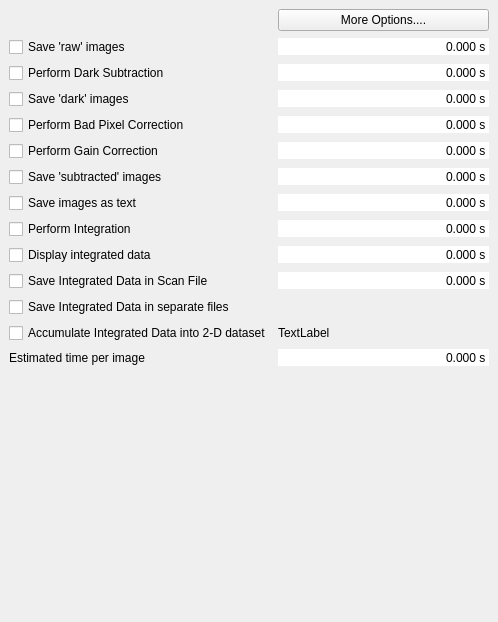
Qt form libraries/qxrdlib/qxrdcorrectiondialog.ui (guyjennings/qxrd) before a commit.
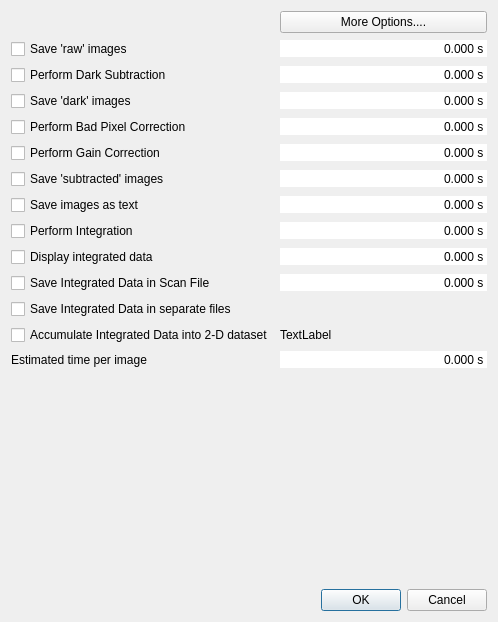
The same form after that commit.

Commit message: Convert QxrdCorrectionDialog into separate dialog and remove from QxrdWindow

```diff
--- a/libraries/qxrdlib/qxrdcorrectiondialog.ui
+++ b/libraries/qxrdlib/qxrdcorrectiondialog.ui
@@ -1,7 +1,7 @@
 <?xml version="1.0" encoding="UTF-8"?>
 <ui version="4.0">
  <class>QxrdCorrectionDialog</class>
- <widget class="QDockWidget" name="QxrdCorrectionDialog">
+ <widget class="QDialog" name="QxrdCorrectionDialog">
   <property name="geometry">
    <rect>
     <x>0</x>
@@ -13,16 +13,51 @@
   <property name="windowTitle">
    <string>&amp;Correction</string>
   </property>
-  <widget class="QWidget" name="dockWidgetContents">
-   <property name="sizePolicy">
-    <sizepolicy hsizetype="Preferred" vsizetype="Preferred">
-     <horstretch>0</horstretch>
-     <verstretch>0</verstretch>
-    </sizepolicy>
-   </property>
+  <layout class="QGridLayout" name="gridLayout_2">
+   <item row="0" column="0">
    <layout class="QGridLayout" name="gridLayout">
-    <item row="7" column="1">
-     <widget class="QDoubleSpinBox" name="m_SaveAsTextTime">
+     <item row="3" column="0">
+      <widget class="QCheckBox" name="m_PerformDark">
+       <property name="toolTip">
+        <string>Do dark subtraction as images are taken</string>
+       </property>
+       <property name="text">
+        <string>Perform Dark Subtraction </string>
+       </property>
+      </widget>
+     </item>
+     <item row="7" column="0">
+      <widget class="QCheckBox" name="m_SaveSubtracted">
+       <property name="toolTip">
+        <string>Save subtracted images as they are taken</string>
+       </property>
+       <property name="text">
+        <string>Save 'subtracted' images</string>
+       </property>
+      </widget>
+     </item>
+     <item row="13" column="0">
+      <widget class="QCheckBox" name="m_AccumulateIntegrated2D">
+       <property name="enabled">
+        <bool>true</bool>
+       </property>
+       <property name="toolTip">
+        <string>Save each integration in a separate file as it is calculated</string>
+       </property>
+       <property name="text">
+        <string>Accumulate Integrated Data into 2-D dataset</string>
+       </property>
+      </widget>
+     </item>
+     <item row="13" column="1">
+      <widget class="QLabel" name="m_AccumulateIntegratedName">
+       <property name="text">
+        <string>TextLabel</string>
+       </property>
+      </widget>
+     </item>
+     <item row="4" column="1">
+      <widget class="QDoubleSpinBox" name="m_SaveDarkTime">
       <property name="frame">
        <bool>false</bool>
       </property>
@@ -43,16 +78,6 @@
       </property>
      </widget>
     </item>
-    <item row="8" column="0">
-     <widget class="QCheckBox" name="m_PerformIntegration">
-      <property name="toolTip">
-       <string>Perform angular integration as each image is taken</string>
-      </property>
-      <property name="text">
-       <string>Perform Integration</string>
-      </property>
-     </widget>
-    </item>
     <item row="1" column="1">
      <widget class="QDoubleSpinBox" name="m_SaveRawTime">
       <property name="frame">
@@ -75,7 +100,7 @@
       </property>
      </widget>
     </item>
-    <item row="5" column="0">
+     <item row="6" column="0">
      <widget class="QCheckBox" name="m_PerformGainCorrection">
       <property name="enabled">
        <bool>true</bool>
@@ -88,6 +113,41 @@
       </property>
      </widget>
     </item>
+     <item row="14" column="1">
+      <widget class="QDoubleSpinBox" name="m_EstimatedProcessingTime">
+       <property name="toolTip">
+        <string>Estimated processing time</string>
+       </property>
+       <property name="frame">
+        <bool>false</bool>
+       </property>
+       <property name="alignment">
+        <set>Qt::AlignRight|Qt::AlignTrailing|Qt::AlignVCenter</set>
+       </property>
+       <property name="readOnly">
+        <bool>true</bool>
+       </property>
+       <property name="buttonSymbols">
+        <enum>QAbstractSpinBox::NoButtons</enum>
+       </property>
+       <property name="suffix">
+        <string> s</string>
+       </property>
+       <property name="decimals">
+        <number>3</number>
+       </property>
+      </widget>
+     </item>
+     <item row="9" column="0">
+      <widget class="QCheckBox" name="m_PerformIntegration">
+       <property name="toolTip">
+        <string>Perform angular integration as each image is taken</string>
+       </property>
+       <property name="text">
+        <string>Perform Integration</string>
+       </property>
+      </widget>
+     </item>
     <item row="0" column="1">
      <widget class="QPushButton" name="m_CorrectionOptionsButton">
       <property name="text">
@@ -95,11 +155,34 @@
       </property>
      </widget>
     </item>
-    <item row="13" column="1">
-     <widget class="QDoubleSpinBox" name="m_EstimatedProcessingTime">
+     <item row="12" column="0" colspan="2">
+      <widget class="QCheckBox" name="m_SaveIntegratedInSeparateFiles">
+       <property name="enabled">
+        <bool>true</bool>
+       </property>
       <property name="toolTip">
-       <string>Estimated processing time</string>
-      </property>
+        <string>Save each integration in a separate file as it is calculated</string>
+       </property>
+       <property name="text">
+        <string>Save Integrated Data in separate files</string>
+       </property>
+      </widget>
+     </item>
+     <item row="5" column="0">
+      <widget class="QCheckBox" name="m_PerformBadPixels">
+       <property name="enabled">
+        <bool>true</bool>
+       </property>
+       <property name="toolTip">
+        <string>Do Bad Pixel Correction</string>
+       </property>
+       <property name="text">
+        <string>Perform Bad Pixel Correction</string>
+       </property>
+      </widget>
+     </item>
+     <item row="11" column="1">
+      <widget class="QDoubleSpinBox" name="m_SaveIntegratedDataTime">
       <property name="frame">
        <bool>false</bool>
       </property>
@@ -121,38 +204,6 @@
      </widget>
     </item>
     <item row="9" column="1">
-     <widget class="QDoubleSpinBox" name="m_DisplayIntegratedDataTime">
-      <property name="frame">
-       <bool>false</bool>
-      </property>
-      <property name="alignment">
-       <set>Qt::AlignRight|Qt::AlignTrailing|Qt::AlignVCenter</set>
-      </property>
-      <property name="readOnly">
-       <bool>true</bool>
-      </property>
-      <property name="buttonSymbols">
-       <enum>QAbstractSpinBox::NoButtons</enum>
-      </property>
-      <property name="suffix">
-       <string> s</string>
-      </property>
-      <property name="decimals">
-       <number>3</number>
-      </property>
-     </widget>
-    </item>
-    <item row="1" column="0">
-     <widget class="QCheckBox" name="m_SaveRaw">
-      <property name="toolTip">
-       <string>Save 'raw' images (before dark subtraction), as well</string>
-      </property>
-      <property name="text">
-       <string>Save 'raw' images</string>
-      </property>
-     </widget>
-    </item>
-    <item row="8" column="1">
      <widget class="QDoubleSpinBox" name="m_PerformIntegrationTime">
       <property name="frame">
        <bool>false</bool>
@@ -174,7 +225,153 @@
       </property>
      </widget>
     </item>
-    <item row="14" column="0" colspan="2">
+     <item row="10" column="1">
+      <widget class="QDoubleSpinBox" name="m_DisplayIntegratedDataTime">
+       <property name="frame">
+        <bool>false</bool>
+       </property>
+       <property name="alignment">
+        <set>Qt::AlignRight|Qt::AlignTrailing|Qt::AlignVCenter</set>
+       </property>
+       <property name="readOnly">
+        <bool>true</bool>
+       </property>
+       <property name="buttonSymbols">
+        <enum>QAbstractSpinBox::NoButtons</enum>
+       </property>
+       <property name="suffix">
+        <string> s</string>
+       </property>
+       <property name="decimals">
+        <number>3</number>
+       </property>
+      </widget>
+     </item>
+     <item row="5" column="1">
+      <widget class="QDoubleSpinBox" name="m_PerformBadPixelsTime">
+       <property name="frame">
+        <bool>false</bool>
+       </property>
+       <property name="alignment">
+        <set>Qt::AlignRight|Qt::AlignTrailing|Qt::AlignVCenter</set>
+       </property>
+       <property name="readOnly">
+        <bool>true</bool>
+       </property>
+       <property name="buttonSymbols">
+        <enum>QAbstractSpinBox::NoButtons</enum>
+       </property>
+       <property name="suffix">
+        <string> s</string>
+       </property>
+       <property name="decimals">
+        <number>3</number>
+       </property>
+      </widget>
+     </item>
+     <item row="10" column="0">
+      <widget class="QCheckBox" name="m_DisplayIntegratedData">
+       <property name="enabled">
+        <bool>true</bool>
+       </property>
+       <property name="toolTip">
+        <string>Add integrated data to graph as it is calculated</string>
+       </property>
+       <property name="text">
+        <string>Display integrated data</string>
+       </property>
+      </widget>
+     </item>
+     <item row="6" column="1">
+      <widget class="QDoubleSpinBox" name="m_PerformGainCorrectionTime">
+       <property name="frame">
+        <bool>false</bool>
+       </property>
+       <property name="alignment">
+        <set>Qt::AlignRight|Qt::AlignTrailing|Qt::AlignVCenter</set>
+       </property>
+       <property name="readOnly">
+        <bool>true</bool>
+       </property>
+       <property name="buttonSymbols">
+        <enum>QAbstractSpinBox::NoButtons</enum>
+       </property>
+       <property name="suffix">
+        <string> s</string>
+       </property>
+       <property name="decimals">
+        <number>3</number>
+       </property>
+      </widget>
+     </item>
+     <item row="4" column="0">
+      <widget class="QCheckBox" name="m_SaveDark">
+       <property name="toolTip">
+        <string>Save 'dark' images</string>
+       </property>
+       <property name="text">
+        <string>Save 'dark' images</string>
+       </property>
+      </widget>
+     </item>
+     <item row="11" column="0">
+      <widget class="QCheckBox" name="m_SaveIntegratedData">
+       <property name="enabled">
+        <bool>true</bool>
+       </property>
+       <property name="toolTip">
+        <string>Save each integration as it is calculated</string>
+       </property>
+       <property name="text">
+        <string>Save Integrated Data in Scan File</string>
+       </property>
+      </widget>
+     </item>
+     <item row="7" column="1">
+      <widget class="QDoubleSpinBox" name="m_SaveSubtractedTime">
+       <property name="frame">
+        <bool>false</bool>
+       </property>
+       <property name="alignment">
+        <set>Qt::AlignRight|Qt::AlignTrailing|Qt::AlignVCenter</set>
+       </property>
+       <property name="readOnly">
+        <bool>true</bool>
+       </property>
+       <property name="buttonSymbols">
+        <enum>QAbstractSpinBox::NoButtons</enum>
+       </property>
+       <property name="suffix">
+        <string> s</string>
+       </property>
+       <property name="decimals">
+        <number>3</number>
+       </property>
+      </widget>
+     </item>
+     <item row="3" column="1">
+      <widget class="QDoubleSpinBox" name="m_PerformDarkTime">
+       <property name="frame">
+        <bool>false</bool>
+       </property>
+       <property name="alignment">
+        <set>Qt::AlignRight|Qt::AlignTrailing|Qt::AlignVCenter</set>
+       </property>
+       <property name="readOnly">
+        <bool>true</bool>
+       </property>
+       <property name="buttonSymbols">
+        <enum>QAbstractSpinBox::NoButtons</enum>
+       </property>
+       <property name="suffix">
+        <string> s</string>
+       </property>
+       <property name="decimals">
+        <number>3</number>
+       </property>
+      </widget>
+     </item>
+     <item row="16" column="0" colspan="2">
      <spacer name="verticalSpacer_2">
       <property name="orientation">
        <enum>Qt::Vertical</enum>
@@ -187,42 +384,7 @@
       </property>
      </spacer>
     </item>
-    <item row="2" column="1">
-     <widget class="QDoubleSpinBox" name="m_PerformDarkTime">
-      <property name="frame">
-       <bool>false</bool>
-      </property>
-      <property name="alignment">
-       <set>Qt::AlignRight|Qt::AlignTrailing|Qt::AlignVCenter</set>
-      </property>
-      <property name="readOnly">
-       <bool>true</bool>
-      </property>
-      <property name="buttonSymbols">
-       <enum>QAbstractSpinBox::NoButtons</enum>
-      </property>
-      <property name="suffix">
-       <string> s</string>
-      </property>
-      <property name="decimals">
-       <number>3</number>
-      </property>
-     </widget>
-    </item>
-    <item row="4" column="0">
-     <widget class="QCheckBox" name="m_PerformBadPixels">
-      <property name="enabled">
-       <bool>true</bool>
-      </property>
-      <property name="toolTip">
-       <string>Do Bad Pixel Correction</string>
-      </property>
-      <property name="text">
-       <string>Perform Bad Pixel Correction</string>
-      </property>
-     </widget>
-    </item>
-    <item row="7" column="0">
+     <item row="8" column="0">
      <widget class="QCheckBox" name="m_SaveAsText">
       <property name="toolTip">
        <string>Save subtracted images as they are taken</string>
@@ -232,37 +394,15 @@
       </property>
      </widget>
     </item>
-    <item row="5" column="1">
-     <widget class="QDoubleSpinBox" name="m_PerformGainCorrectionTime">
-      <property name="frame">
-       <bool>false</bool>
-      </property>
-      <property name="alignment">
-       <set>Qt::AlignRight|Qt::AlignTrailing|Qt::AlignVCenter</set>
-      </property>
-      <property name="readOnly">
-       <bool>true</bool>
-      </property>
-      <property name="buttonSymbols">
-       <enum>QAbstractSpinBox::NoButtons</enum>
-      </property>
-      <property name="suffix">
-       <string> s</string>
-      </property>
-      <property name="decimals">
-       <number>3</number>
-      </property>
-     </widget>
-    </item>
-    <item row="13" column="0">
+     <item row="14" column="0">
      <widget class="QLabel" name="label_16">
       <property name="text">
        <string>Estimated time per image</string>
       </property>
      </widget>
     </item>
-    <item row="10" column="1">
-     <widget class="QDoubleSpinBox" name="m_SaveIntegratedDataTime">
+     <item row="8" column="1">
+      <widget class="QDoubleSpinBox" name="m_SaveAsTextTime">
       <property name="frame">
        <bool>false</bool>
       </property>
@@ -283,163 +423,29 @@
       </property>
      </widget>
     </item>
-    <item row="4" column="1">
-     <widget class="QDoubleSpinBox" name="m_PerformBadPixelsTime">
-      <property name="frame">
-       <bool>false</bool>
-      </property>
-      <property name="alignment">
-       <set>Qt::AlignRight|Qt::AlignTrailing|Qt::AlignVCenter</set>
-      </property>
-      <property name="readOnly">
-       <bool>true</bool>
-      </property>
-      <property name="buttonSymbols">
-       <enum>QAbstractSpinBox::NoButtons</enum>
-      </property>
-      <property name="suffix">
-       <string> s</string>
-      </property>
-      <property name="decimals">
-       <number>3</number>
-      </property>
-     </widget>
-    </item>
-    <item row="11" column="0" colspan="2">
-     <widget class="QCheckBox" name="m_SaveIntegratedInSeparateFiles">
-      <property name="enabled">
-       <bool>true</bool>
-      </property>
+     <item row="1" column="0">
+      <widget class="QCheckBox" name="m_SaveRaw">
       <property name="toolTip">
        <string>Save each integration in a separate file as it is calculated</string>
       </property>
       <property name="text">
-       <string>Save Integrated Data in separate files</string>
+        <string>Save 'raw' images</string>
       </property>
      </widget>
     </item>
-    <item row="6" column="1">
-     <widget class="QDoubleSpinBox" name="m_SaveSubtractedTime">
-      <property name="frame">
-       <bool>false</bool>
-      </property>
-      <property name="alignment">
-       <set>Qt::AlignRight|Qt::AlignTrailing|Qt::AlignVCenter</set>
-      </property>
-      <property name="readOnly">
-       <bool>true</bool>
-      </property>
-      <property name="buttonSymbols">
-       <enum>QAbstractSpinBox::NoButtons</enum>
-      </property>
-      <property name="suffix">
-       <string> s</string>
-      </property>
-      <property name="decimals">
-       <number>3</number>
-      </property>
-     </widget>
-    </item>
-    <item row="9" column="0">
-     <widget class="QCheckBox" name="m_DisplayIntegratedData">
-      <property name="enabled">
-       <bool>true</bool>
-      </property>
-      <property name="toolTip">
-       <string>Add integrated data to graph as it is calculated</string>
-      </property>
-      <property name="text">
-       <string>Display integrated data</string>
-      </property>
-     </widget>
-    </item>
-    <item row="10" column="0">
-     <widget class="QCheckBox" name="m_SaveIntegratedData">
-      <property name="enabled">
-       <bool>true</bool>
-      </property>
-      <property name="toolTip">
-       <string>Save each integration as it is calculated</string>
-      </property>
-      <property name="text">
-       <string>Save Integrated Data in Scan File</string>
-      </property>
-     </widget>
-    </item>
-    <item row="3" column="0">
-     <widget class="QCheckBox" name="m_SaveDark">
-      <property name="toolTip">
-       <string>Save 'dark' images</string>
-      </property>
-      <property name="text">
-       <string>Save 'dark' images</string>
-      </property>
-     </widget>
-    </item>
-    <item row="6" column="0">
-     <widget class="QCheckBox" name="m_SaveSubtracted">
-      <property name="toolTip">
-       <string>Save subtracted images as they are taken</string>
-      </property>
-      <property name="text">
-       <string>Save 'subtracted' images</string>
-      </property>
-     </widget>
-    </item>
-    <item row="3" column="1">
-     <widget class="QDoubleSpinBox" name="m_SaveDarkTime">
-      <property name="frame">
-       <bool>false</bool>
-      </property>
-      <property name="alignment">
-       <set>Qt::AlignRight|Qt::AlignTrailing|Qt::AlignVCenter</set>
-      </property>
-      <property name="readOnly">
-       <bool>true</bool>
-      </property>
-      <property name="buttonSymbols">
-       <enum>QAbstractSpinBox::NoButtons</enum>
-      </property>
-      <property name="suffix">
-       <string> s</string>
-      </property>
-      <property name="decimals">
-       <number>3</number>
-      </property>
-     </widget>
-    </item>
-    <item row="2" column="0">
-     <widget class="QCheckBox" name="m_PerformDark">
-      <property name="toolTip">
-       <string>Do dark subtraction as images are taken</string>
-      </property>
-      <property name="text">
-       <string>Perform Dark Subtraction </string>
-      </property>
-     </widget>
-    </item>
-    <item row="12" column="0">
-     <widget class="QCheckBox" name="m_AccumulateIntegrated2D">
-      <property name="enabled">
-       <bool>true</bool>
-      </property>
-      <property name="toolTip">
-       <string>Save each integration in a separate file as it is calculated</string>
-      </property>
-      <property name="text">
-       <string>Accumulate Integrated Data into 2-D dataset</string>
-      </property>
-     </widget>
-    </item>
-    <item row="12" column="1">
-     <widget class="QLabel" name="m_AccumulateIntegratedName">
-      <property name="text">
-       <string>TextLabel</string>
-      </property>
-     </widget>
-    </item>
-   </layout>
-  </widget>
+    </layout>
+   </item>
+   <item row="1" column="0">
+    <widget class="QDialogButtonBox" name="buttonBox">
+     <property name="orientation">
+      <enum>Qt::Horizontal</enum>
+     </property>
+     <property name="standardButtons">
+      <set>QDialogButtonBox::Cancel|QDialogButtonBox::Ok</set>
+     </property>
+    </widget>
+   </item>
+  </layout>
  </widget>
  <resources/>
  <connections/>
```
Left out of the diff: 37 changed lines with no effect on the pictures. Lines whose indentation alone changed are shown as unchanged. The commit also changes 6 other files.
